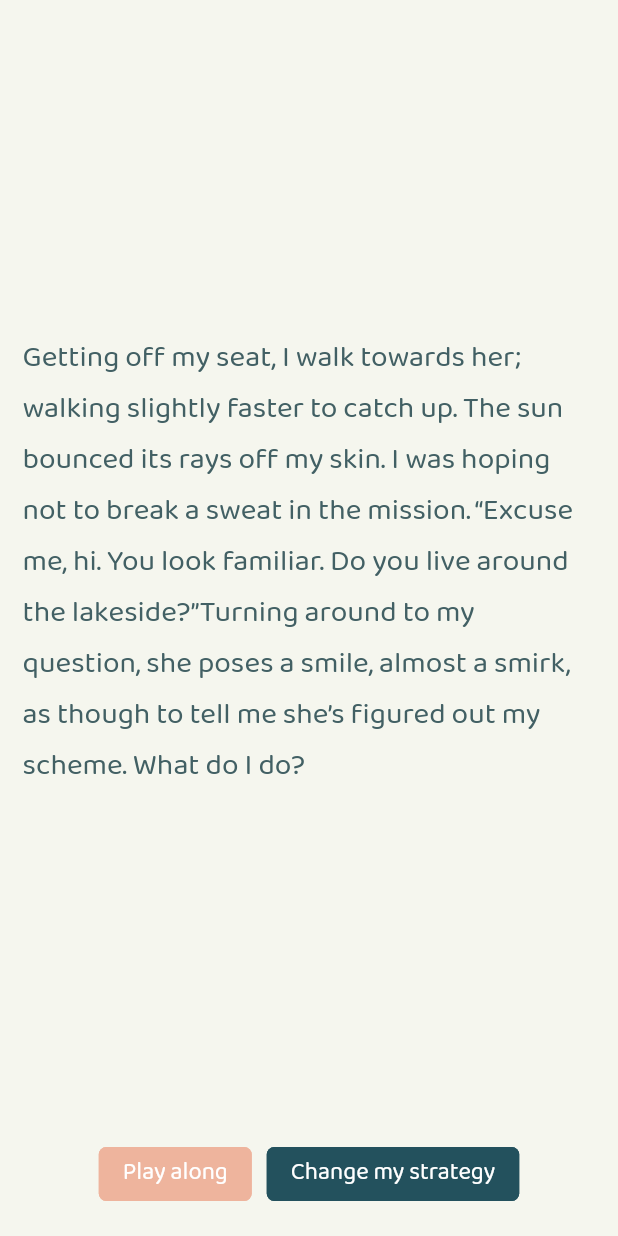
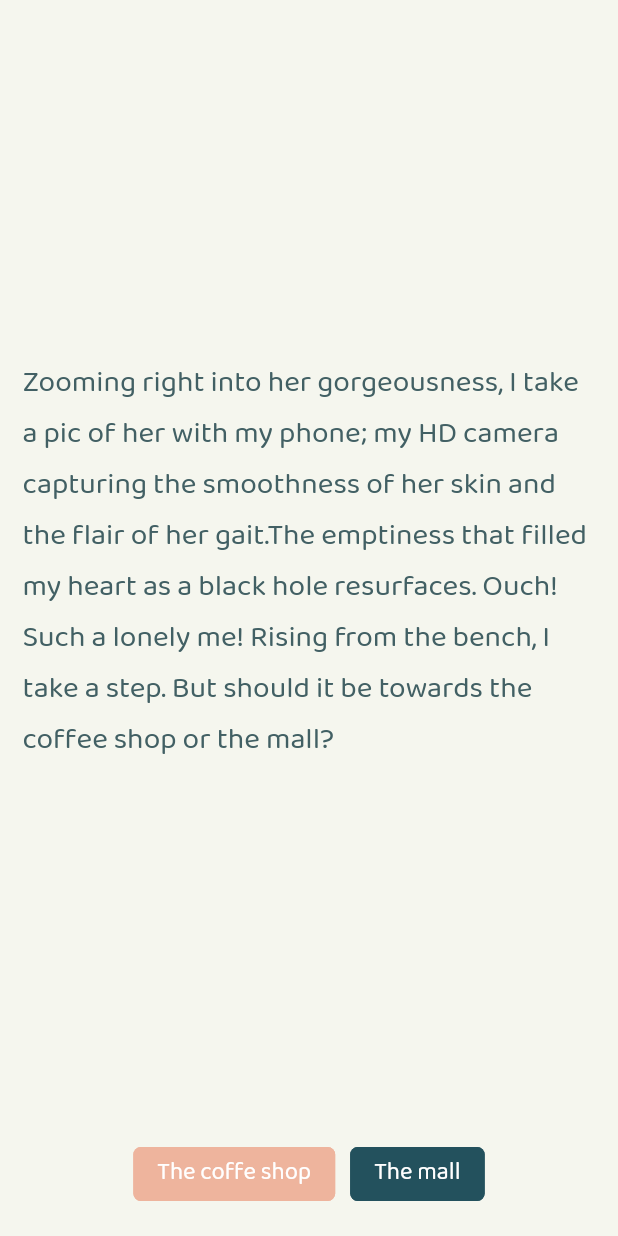
Before and after one commit to bralash/storyapp, a Flutter app: the screen it shows after launch, after a tap on "Take her number", on a phone screen of 412 x 824 dp. Run offline on Flutter 3.47's test engine with Material 2 defaults, Android fonts, the phone set to English and light mode, and no system bars.

Commit message:
Done with the story

```diff
--- a/lib/story_logic.dart
+++ b/lib/story_logic.dart
@@ -5,16 +5,16 @@ class StoryLogic {
     Story(
       // Scene 01
       storyText:
-          'She is dressed in red, hair flowing down like a veil. She glances at me as she walks past; such a sight to behold!Taking out my phone involuntarily, I stare at it for a moment, deciding whether to take a pic of the passing girl or to take a step to ask for her number.',
+          'She is dressed in red, hair flowing down like a veil. She glances at me as she walks past; such a sight to behold! Taking out my phone involuntarily, I stare at it for a moment, deciding whether to take a pic of the passing damsel or to take a step and ask for her number.',
       firstChoice: 'Take her number',
       secondChoice: 'Take a picture',
-      nextStoryFromFirst: 2,
-      nextStoryFromSecond: 3,
+      nextStoryFromFirst: 3,
+      nextStoryFromSecond: 2,
     ),
     Story(
         // Scene 02
         storyText:
-            'Getting off my seat, I walk towards her; walking slightly faster to catch up. The sun bounced its rays off my skin. I was hoping not to break a sweat in the mission. “\Excuse me, hi. You look familiar. Do you live around the lakeside?\”Turning around to my question, she poses a smile, almost a smirk, as though to tell me she’s figured out my scheme. What do I do?',
+            'Getting off my seat, I walk towards her; walking slightly faster to catch up. The sun bounced its rays off my skin. I was hoping not to break a sweat in this mission. “Excuse me, hi. You look familiar. Do you live around the lakeside?” Turning around to my question, she poses a smile, almost a smirk, as though to tell me she’s figured out my scheme. What do I do?',
         firstChoice: 'Play along',
         secondChoice: 'Change my strategy',
         nextStoryFromFirst: 6,
@@ -22,27 +22,27 @@ class StoryLogic {
     Story(
         // Scene 03
         storyText:
-            'Zooming right into her gorgeousness, I take a pic of her in twilight mode, with my phone; my HD camera capturing the smoothness of her skin and the flare of her gait.The emptiness that filled my heart as a black hole resurfaced. Ouch! Such a lonely me! Rising from the bench. I take a step. But should it be towards the coffee shop or towards the mall?',
-        firstChoice: 'Go to the mall',
-        secondChoice: 'Go to the coffee shop',
-        nextStoryFromFirst: 4,
-        nextStoryFromSecond: 5),
+            'Zooming right into her gorgeousness, I take a pic of her with my phone; my HD camera capturing the smoothness of her skin and the flair of her gait.The emptiness that filled my heart as a black hole resurfaces. Ouch! Such a lonely me! Rising from the bench, I take a step. But should it be towards the coffee shop or the mall?',
+        firstChoice: 'The coffe shop',
+        secondChoice: 'The mall',
+        nextStoryFromFirst: 5,
+        nextStoryFromSecond: 4),
     Story(
         //Scene 4
         storyText:
-            'I walk towards the mall. The mall is crowded; teenagers hanging out at the game centers, couples moving in and out of the theatre, and me, standing in the middle of the mall, wondering exactly what to do and where to go. I approach a snack bar. It wouldn’t hurt to soothe my loneliness with a taste from heaven. I speak to the lady at the counter, “hi”. Before she can respond, I spot an old school friend from a close distance. Should I approach her? What if she asks if I’m married with kids?',
+            'I walk towards the mall. The mall is crowded; teenagers hanging out at the game centers, couples moving in and out of the theatre. I approach a snack bar. It wouldn’t hurt to soothe my loneliness with a taste from heaven. I speak to the lady at the counter, “hi”. Before she can respond, I spot an old school friend from a close distance. Should I approach her? What if she asks if I’m married with kids?',
         firstChoice: 'Dodge',
         secondChoice: 'Approach',
-        nextStoryFromFirst: 12,
-        nextStoryFromSecond: 13),
+        nextStoryFromFirst: 13,
+        nextStoryFromSecond: 12),
     Story(
         //Scene 5
         storyText:
-            'The coffee shop is well open. It isn’t crowded, as expected; the atmosphere’s soft, with a touch of calm. Looking around, I spot a table close to the window. The menu at the coffee shop isn’t as lethal, I think. I order coffee, black. As the steam dances to the tune of the calm, I take a look around, to cross-check that nobody I’m not expecting is present. I spot an old school friend, however; fortunately, or unfortunately. Should I approach her? What if she asks if I’m married with kids?',
-        firstChoice: 'Dodge',
-        secondChoice: 'Approach',
-        nextStoryFromFirst: 12,
-        nextStoryFromSecond: 13),
+            'The coffee shop is well open. It isn’t crowded, as expected; the atmosphere’s soft, with a touch of calm. Looking around, I spot a table close to the window. The menu at the coffee shop isn’t as lethal, I think. I order coffee, black. As the steam dances to the tune of the calm, I take a look around, admiring the comeliness. I spot an old school friend; fortunately, or unfortunately. Should I approach her? What if she asks if I’m married with kids?',
+        firstChoice: 'Approach her',
+        secondChoice: 'Dodge her',
+        nextStoryFromFirst: 13,
+        nextStoryFromSecond: 12),
     Story(
         //Scene 6
         storyText:
@@ -54,7 +54,7 @@ class StoryLogic {
     Story(
         //Scene 7
         storyText:
-            'Changing my strategy, I quickly say, “Oops, my bad! I do recall who you look like, actually; my old college mate. With a smile, I continue, “Anyway, on your way to the mall?” She looks at me intently and replies “No, but unless you’re inviting me out?” I freeze, unprepared for such a response. I stutter, “We-ell, exactly! I’ll be glad to do you the honors.” Now walking off with her, I begin to rummage through my brain for exactly what to do with her at the mall or where to take her to.',
+            'Changing my strategy, I quickly say, “Oops, my bad! I do recall who you look like, actually; my old college mate. With a smile, I continue, “Anyway, on your way to the mall?” She stares for a moment and replies “No, but unless you’re inviting me out?” I freeze, unprepared for such a response. I stutter, “We-ell, exactly! I’ll be glad to do you the honors.” Now walking off with her, I begin to rummage through my brain for exactly what to do with her at the mall.',
         firstChoice: 'Take her to an eatery',
         secondChoice: 'Do the movies',
         nextStoryFromFirst: 9,
@@ -62,7 +62,7 @@ class StoryLogic {
     Story(
         //Scene 8
         storyText:
-            'We take the elevator to the Theatre floor. Other couples are trooping in as well. Looks like we aren’t too late after all. I feel lucky. “What do we watch, dear?” Walking towards one theatre door, she exclaims, “This!” I get closer to take a look at the movie title displayed near the entrance. It reads, “Patented Love”. I start to get sweaty, not because I’m uninterested in the movie - I won’t give up this opportunity for anything - but because, not having planned for a date, I’m too low on cash to afford that particular movie. Do I tell her the truth or try to change her mind on the movie choice?',
+            'We take the elevator to the Theatre floor. Other couples are trooping in as well. “What do we watch, dear?” Walking towards one entrance, she exclaims, “This!” I get closer to take a look at the movie title displayed. It reads, “Patented Love”. I start to get sweaty, not because I’m uninterested in the movie but because, not having planned for a date, I’m too low on cash to afford that particular movie. Do I tell her the truth or try to change her mind on the movie choice?',
         firstChoice: 'Tell her the truth',
         secondChoice: 'Change her mind ',
         nextStoryFromFirst: 11,
@@ -78,23 +78,23 @@ class StoryLogic {
     Story(
         //Scene 10
         storyText:
-            'Quickening my pace, I stop her in her tracks with a tap on her shoulder. “You know what? Your ex dodged a bullet. I wouldn’t want to be with a rude-ass bitch either.” I turn, chuckle and walk away. I can’t have such insolence ruin my fine hot afternoon. I hear her murmuring behind me as I walk away; like I care!',
-        firstChoice: 'Move towards the mall ',
-        secondChoice: 'Move towards the coffee shop',
+            'Quickening my pace, I stop her in her tracks with a tap on her shoulder. “You know what? Your ex dodged a bullet. I wouldn’t want to be with a rude-ass bitch either.” I turn, chuckle and walk away. I can’t have such insolence ruin my fine hot afternoon. I hear her murmuring behind me as I walk away; but what do I care?',
+        firstChoice: 'Head for the mall ',
+        secondChoice: 'Do the coffee shop',
         nextStoryFromFirst: 4,
         nextStoryFromSecond: 5),
     Story(
         //Scene 11
         storyText:
-            '“I’ll call it unfortunate not to have spent time daydreaming about meeting you. If I had anticipated this lovely day, I would have left home with a huge bag of cash to spoil you. But as it stands now, all I have on me can pay for something not worth more than 50 bucks. But I’ll make it up to you soon because I envision a night out with your loveliness; not too far from today.” I grin. Her eyes widen, her posture takes on a new form, and then she blasts away, “Did you take a good look at me before asking me out? Do I look cheap to you? Cross my path again and you’ll definitely get it.”  She walks off, to my dismay. As though to add salt to injury, I spot an old school friend coming up towards me. What do I do? What if she asks if I’m married?',
+            '“Dear, I must be honest, if I had anticipated this lovely day, I would have left home with a huge bag of cash to spoil you. But as it stands now, all I’ve got is 50 bucks. But I’ll make it up to you soon because I envision a night out with your loveliness.” I grin and wait. Her eyes widen, her posture changes, and then she blasts away, “Did you take a good look at me before asking me out? Do I look cheap to you?”  As she turns to walk off, I spot an ex coming towards me. ',
         firstChoice: 'Dodge her',
         secondChoice: 'Approach her',
-        nextStoryFromFirst: 12,
-        nextStoryFromSecond: 13),
+        nextStoryFromFirst: 13,
+        nextStoryFromSecond: 12),
     Story(
         //Scene 12
         storyText:
-            'I quickly look away. She is so gorgeous; toddler and baby in hand. She seems to glitter from afar; reminding me of the days I used to pursue her; those jolly high school days. My heart sinks just thinking of her. I’m happy she had found someone better than me, luck-wise only, though. Nonetheless, I’m just envisioning my life with her should she have ended up with me. Those could have been my children, my family, my ‘gorgeousness’. Stung by my bad luck, I look away, and focus on something or someone more entertaining.',
+            'I quickly look away. She is so gorgeous; toddler and baby in hand. She seems to glitter from afar; reminding me of the days I used to pursue her; those jolly high school days. My heart sinks just thinking of her. I’m happy she had found someone better than me; luck-wise only, though. I’m just envisioning my life with her. Those could have been my children, my family, my ‘gorgeousness’. Stung by my bad luck, I look away, and focus on something more soothing.',
         firstChoice: 'Leave the mall',
         secondChoice: 'Find a hideout',
         nextStoryFromFirst: 16,
@@ -102,7 +102,7 @@ class StoryLogic {
     Story(
         //Scene 13
         storyText:
-            'I excuse myself and start to approach her. I hope I’ve made the right decision. I must say, she has grown bigger than I last saw her; bigger in a very attractive way. Toddler and baby in hand, she looks towards my direction and draws a surprised-look on her face. “Mark!” she exclaims, “You look thinner than I last saw you.” Feigning a smile, I reply, “Do I have a choice? That’s what days without you did to my life.” “Awww,” she sympathized, “You know those days weren’t as serious, right? So what’s up with you now? Married?”',
+            'I decide to approach her. I hope I’ve made the right decision. I must say, she has grown bigger than I last saw her; bigger in a very attractive way. Toddler and baby in hand, she looks at me and draws a surprised-look on her face. “Mark! Hi! You look thinner than I last saw you.” Feigning a smile, I reply, “That’s what days without you did to my life.” “Awww,” she sympathized, “You know those days weren’t so serious, right? So what’s up with you now? Married?”',
         firstChoice: 'Lie to save face',
         secondChoice: 'Tell her the truth',
         nextStoryFromFirst: 15,
@@ -110,7 +110,7 @@ class StoryLogic {
     Story(
         //Scene 14
         storyText:
-            'Rubbing my temples, I lift my head, look her straight in the eye and say, “I’d rather have you than anybody else. And since you’re already taken, I’m managing life without you.” A solemn remorsefulness strikes the atmosphere as she looks back into my eyes. She looks like she would turn back the hands of time if she could, at this moment. “Mummy, I’m hungry,” the toddler calls out, breaking up our little nostalgic vibe. “Let me leave you to attend to your kids, Trisha. We’ll talk some other time.”',
+            'Rubbing my temples, I lift my head, look her in the eye and say, “I’d rather have you than anybody else. And since you’re already taken, I’m managing what’s left of my life without you.” A solemn remorsefulness strikes the atmosphere as she looks back into my eyes. I swear I could kiss her. “Mummy, I’m hungry,” the toddler nudges her, breaking up our little nostalgic vibe. “Let me leave you to attend to your kids, Trisha. We’ll talk some other time.”',
         firstChoice: 'Take her contact',
         secondChoice: 'Don’t bother',
         nextStoryFromFirst: 17,
@@ -118,7 +118,7 @@ class StoryLogic {
     Story(
         //Scene 15
         storyText:
-            '“For a few years, until my wife cheated on me, and walked out of the marriage. So I’m back to square one; not hoping someone else’s marriage breaks up, but hoping that I find love again,”I say, almost wincing into her eyes. She gives me a sympathizing expression. “So sorry about that, Mark. So what was her name?” “Thelma,” I reply. “Is it the one who aborted in high school?” My eyes fly open. “Oh, no. I met this one at the tertiary le-.” Her phone rings before I can finish. “My husband is in to pick us up. Guess we’ll talk some other time.” “Sure.”',
+            '“I was married for a few years, until my wife cheated on me, and walked out of our marriage. So I’m back to square one; hoping that I find love again.” I try to look sad. She gives me a sympathizing expression. “So sorry about that, Mark. What was her name?” “Thelma,” I reply. “High school Thelma?” My eyes fly open. “Oh, no. I met this one at the te-.” Her phone rings before I can finish. “My husband is in to pick us up. Guess we’ll talk some other time.” “Sure.”',
         firstChoice: 'Take her contact',
         secondChoice: 'Don’t bother',
         nextStoryFromFirst: 17,
@@ -126,7 +126,7 @@ class StoryLogic {
     Story(
         //Scene 16
         storyText:
-            'Confused by the experience, I walk out of the mall. The afternoon breeze embraces me, sending light chills down my spine. “Why do I always have to face this kind of hustle with girls? Ain’t there no lack for a brother?” Stirring up into the sky, I feel a drop of rain peck my cheek. Being single at 34 is no joke. Pacing up and down the pavement, I’m shot by a familiar sound:  “Mark!” I freeze. Who could that be? I’m so sure I know that voice. But what if it’s some other person on their way to embarrass me again? Do I turn or ignore it?',
+            'Confused by the experience, I walk out of the mall. The afternoon breeze embraces me, sending light chills down my spine. “Why do I always have to face this kind of hustle with girls? Ain’t there no lack for a brother?” Stirring up into the sky, I feel a raindrop peck my skin. Being single at 34 is no joke. Pacing up and down the pavement, I’m shot by a familiar sound:  “Mark!” I freeze. Who could that be? What if it’s some other person on their way to embarrass me again?',
         firstChoice: 'Turn',
         secondChoice: 'Ignore it',
         nextStoryFromFirst: 18,
@@ -134,7 +134,7 @@ class StoryLogic {
     Story(
         //Scene 17
         storyText:
-            'I take out my latest iPhone and hand it to her to dial her cell number on it. I feel all important. Taking it from my hands, she begins to type. She is taking longer than usual so she must be saving a couple of other cell numbers on the phone. Great. “There you go,” she finally says. Taking it from her, I see her turn, and without saying goodbye walks off, to my amazement. Surprised by her action, I take a look at my phone, and realize that she’s typed out the following in my notes app: “Men who cheapen themselves are either always dumped or taken for granted.” Where did I go wrong? I blink in disbelief, slamming my temples; a bachelor’s hustle indeed!',
+            'I take out my latest iPhone and hand it to her to dial her cell number on it. I feel all important. She seems to be saving more than one number since it’s taken her longer. Great. “There you go,” she finally says. Without saying goodbye she turns and walks off. Surprised by her action, I take a look at my phone, and realize she’s typed this out: “Men who cheapen themselves are either always dumped or taken for granted.” I blink in disbelief, slamming my temples; a bachelor’s hustle indeed!',
         firstChoice: 'End Story',
         secondChoice: 'Restart Story',
         nextStoryFromFirst: 1,
@@ -142,15 +142,15 @@ class StoryLogic {
     Story(
         //Scene 18
         storyText:
-            'Slowly turning towards the sound, my eyes meet the unexpected. Standing three feet away from me, thin legs, a blue dress, and an astonished gaze render me speechless. “For a moment I saw you, and then you weren’t there anymore. Are you okay?” Beads of sweat form on my brow as I think of the answer to give her. “Sorry, but I believe you met Stan, my twin brother. We are identical twins and left home in the same clothing this afternoon. We do that mostly on weekends.” She quietly stares at me, and like a blow throws this in my face, “Twin my foot! You guys will continue to remain liars till you die; disgraceful unrepentant liars!” She storms away. I blink in disbelief, slamming my temples; a bachelor’s hustle indeed!',
+            'Slowly turning towards the sound, my eyes meet the unexpected. Standing three feet away from me, an astonished gaze renders me speechless. Beads of sweat form on my brow as I think of what to tell her. “Sorry, I’m not Mark, I’m Stan, Mark’s twin. We are pretty identical. We left home in the same clothing this afternoon. We do that mostly on weekends.” She quietly stares at me, and like a bolt from space throws this in my face, “Twin my foot! Liar; disgraceful unrepentant liar!” She storms away. I blink in disbelief, slamming my temples; a bachelor’s hustle indeed! ',
         firstChoice: 'End Story',
         secondChoice: 'Restart Story',
         nextStoryFromFirst: 1,
         nextStoryFromSecond: 1),
     Story(
-        //Scene 18
+        //Scene 19
         storyText:
-            'Walking in the opposite direction, I quickly head for an entrance. It reads, “Pablo’s Lounge.” I enter. I’m not ready for any kind of drama so I hope I wasn’t followed. Walking to a couch, I order a drink. Slouching into it, I see my nightmare come true. Walking into the lounge was Anabel, a tall dark-skinned chick I used to date. She slams down beside me and begins to speak: “The last time I saw you after you broke my heart was when you were on a date with my best friend. Not just on a date but kissing the life out of her. So appalling,” she began to raise her voice. Taking the drink I ordered from the waitress, she swings it into my face. I blink in disbelief, slamming my temples; a bachelor’s hustle indeed!',
+            'Walking in the opposite direction, I quickly head for an entrance. It reads, “Pablo’s Lounge.” I’m not ready for any kind of drama so I hope I wasn’t followed. Walking to a couch, I order a drink. Oh no! I was followed. Walking into the lounge is Anabel, a tall dark-skinned chick I used to date. Slamming down beside me, she goes like: “The last time I saw you, you had my best friends lips in your mouth. Such shame!” Taking the drink I ordered from the waitress, she swings it into my face. I blink in disbelief, slamming my temples; a bachelor’s hustle indeed! ',
         firstChoice: 'End Story',
         secondChoice: 'Restart Story',
         nextStoryFromFirst: 1,
```
